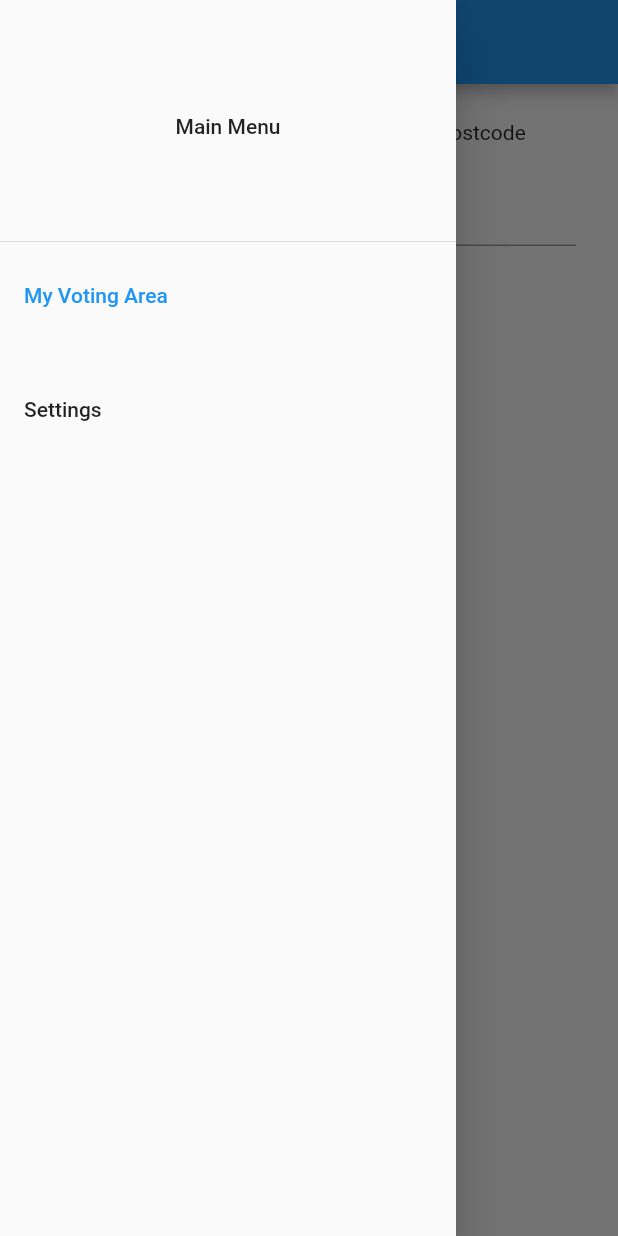
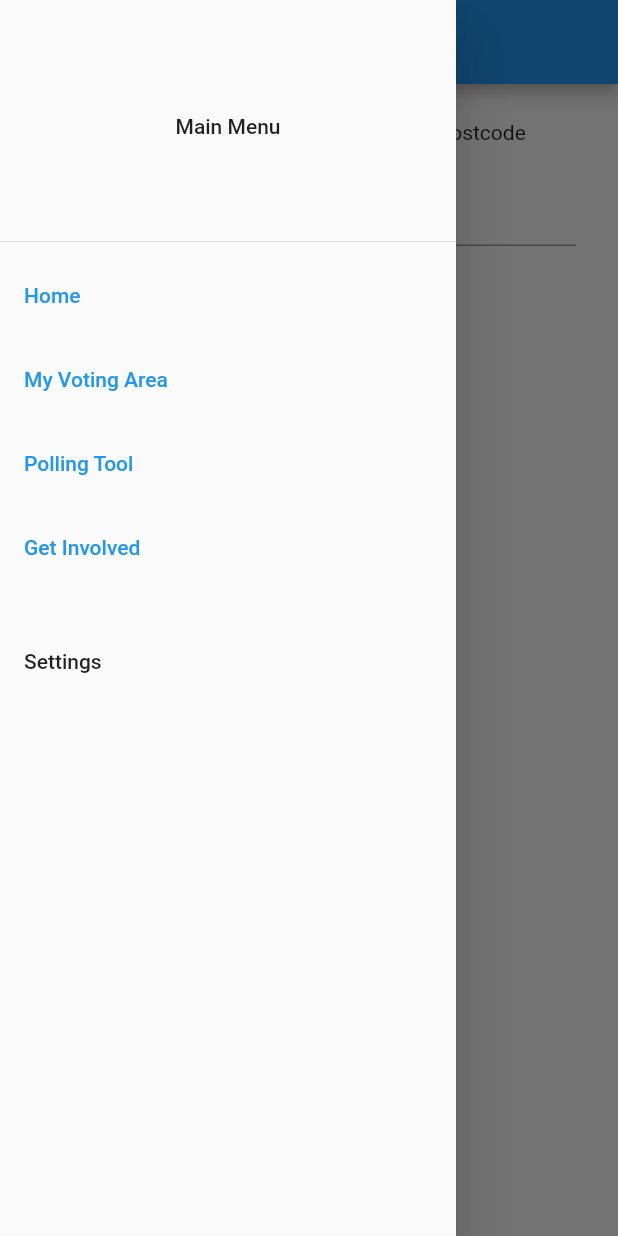
Before and after one commit to Oracen/voter-education, a Flutter app: the screen it shows after launch, with the side drawer open, on a phone screen of 412 x 824 dp. Run offline on Flutter 3.47's test engine with Material 2 defaults, Android fonts, the phone set to English and light mode, and no system bars.

Commit message:
Initial placeholders

```diff
--- a/voter_education/lib/pages/district_details/district_details.dart
+++ b/voter_education/lib/pages/district_details/district_details.dart
@@ -53,7 +53,7 @@ class _DistrictDetailState extends State<DistrictDetails> {
                 tabs: tabs,
               ),
             ),
-            drawer: buildDrawer(context, DistrictSelect.route),
+            drawer: buildDrawer(context, DistrictDetails.route),
             body: new Center(child: Consumer<DistrictDetailsModel>(
               builder: (context, model, child) {
                 return TabBarView(children: [
--- /dev/null
+++ b/voter_education/lib/pages/home_page/home_page.dart
@@ -0,0 +1,17 @@
+import 'package:flutter/material.dart';
+import 'package:flutter/widgets.dart';
+import 'package:voter_education/widgets/drawer.dart';
+
+class HomePage extends StatelessWidget {
+  static const String title = "Home";
+  static const String route = '/home';
+
+  @override
+  Widget build(BuildContext context) {
+    return Scaffold(
+      appBar: AppBar(title: Text(HomePage.title)),
+      drawer: buildDrawer(context, route),
+      body: Text("Home"),
+    );
+  }
+}
--- a/voter_education/lib/widgets/drawer.dart
+++ b/voter_education/lib/widgets/drawer.dart
@@ -30,7 +30,25 @@ Drawer buildDrawer(BuildContext context, String currentRoute) {
         ),
         _buildMenuItem(
           context,
+          const Text('Home'),
+          DistrictSelect.route,
+          currentRoute,
+        ),
+        _buildMenuItem(
+          context,
           const Text('My Voting Area'),
+          DistrictSelect.route,
+          currentRoute,
+        ),
+        _buildMenuItem(
+          context,
+          const Text('Polling Tool'),
+          DistrictSelect.route,
+          currentRoute,
+        ),
+        _buildMenuItem(
+          context,
+          const Text('Get Involved'),
           DistrictSelect.route,
           currentRoute,
         ),
```
Also changed, not shown: voter_education/lib/pages/get_involved/get_involved.dart (added, +17 -0 lines), voter_education/lib/pages/poll_landing/poll_landing.dart (added, +17 -0 lines).
